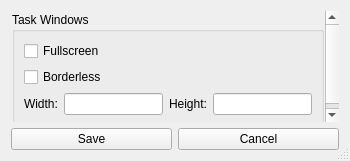
First picture: the form in designer/ui/settings_window_qt.ui, repository sho-87/cognitive-battery, before the edit.
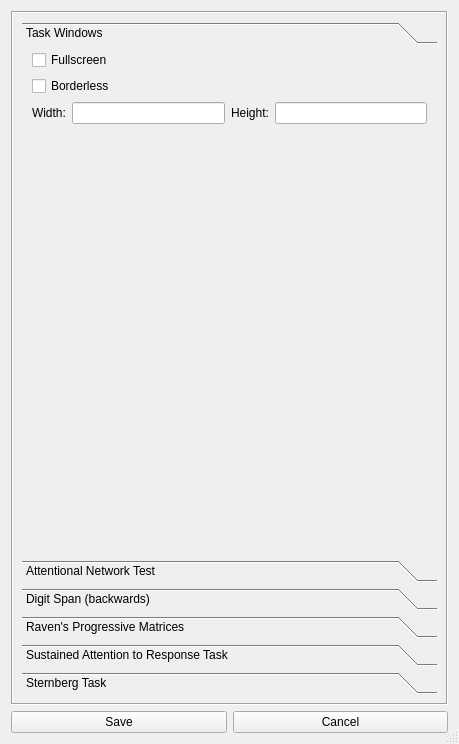
Second picture: the form after the edit.

Commit message: Improve layout for Settings window

The edit to the form file:
```diff
--- a/designer/ui/settings_window_qt.ui
+++ b/designer/ui/settings_window_qt.ui
@@ -9,10 +9,16 @@
    <rect>
     <x>0</x>
     <y>0</y>
-    <width>350</width>
-    <height>161</height>
+    <width>459</width>
+    <height>744</height>
    </rect>
   </property>
+  <property name="sizePolicy">
+   <sizepolicy hsizetype="Fixed" vsizetype="Fixed">
+    <horstretch>0</horstretch>
+    <verstretch>0</verstretch>
+   </sizepolicy>
+  </property>
   <property name="windowTitle">
    <string>Settings</string>
   </property>
@@ -28,39 +34,86 @@
      <item>
       <widget class="QScrollArea" name="settings_scroll_area">
        <property name="frameShape">
-        <enum>QFrame::NoFrame</enum>
-       </property>
-       <property name="lineWidth">
-        <number>0</number>
+        <enum>QFrame::Box</enum>
        </property>
        <property name="widgetResizable">
         <bool>true</bool>
        </property>
-       <property name="alignment">
-        <set>Qt::AlignLeading|Qt::AlignLeft|Qt::AlignTop</set>
-       </property>
        <widget class="QWidget" name="scrollAreaWidgetContents">
         <property name="geometry">
          <rect>
           <x>0</x>
           <y>0</y>
-          <width>330</width>
-          <height>110</height>
+          <width>435</width>
+          <height>689</height>
          </rect>
         </property>
-        <layout class="QVBoxLayout" name="verticalLayout">
-         <property name="margin">
-          <number>1</number>
-         </property>
+        <layout class="QVBoxLayout" name="verticalLayout_5">
          <item>
-          <widget class="QGroupBox" name="settings_tasks_group">
-           <property name="title">
+          <widget class="QToolBox" name="toolBox">
+           <property name="font">
+            <font>
+             <weight>50</weight>
+             <bold>false</bold>
+            </font>
+           </property>
+           <property name="frameShape">
+            <enum>QFrame::NoFrame</enum>
+           </property>
+           <property name="currentIndex">
+            <number>0</number>
+           </property>
+           <widget class="QWidget" name="task_windows_page">
+            <property name="geometry">
+             <rect>
+              <x>0</x>
+              <y>0</y>
+              <width>417</width>
+              <height>509</height>
+             </rect>
+            </property>
+            <property name="sizePolicy">
+             <sizepolicy hsizetype="Preferred" vsizetype="Preferred">
+              <horstretch>0</horstretch>
+              <verstretch>0</verstretch>
+             </sizepolicy>
+            </property>
+            <property name="font">
+             <font>
+              <weight>50</weight>
+              <bold>false</bold>
+             </font>
+            </property>
+            <attribute name="label">
             <string>Task Windows</string>
-           </property>
-           <property name="alignment">
-            <set>Qt::AlignLeading|Qt::AlignLeft|Qt::AlignTop</set>
-           </property>
-           <layout class="QVBoxLayout" name="verticalLayout_3">
+            </attribute>
+            <layout class="QVBoxLayout" name="verticalLayout_7">
+             <property name="spacing">
+              <number>6</number>
+             </property>
+             <property name="sizeConstraint">
+              <enum>QLayout::SetDefaultConstraint</enum>
+             </property>
+             <property name="leftMargin">
+              <number>0</number>
+             </property>
+             <property name="topMargin">
+              <number>0</number>
+             </property>
+             <property name="rightMargin">
+              <number>0</number>
+             </property>
+             <property name="bottomMargin">
+              <number>0</number>
+             </property>
+             <item>
+              <layout class="QVBoxLayout" name="verticalLayout">
+               <property name="leftMargin">
+                <number>10</number>
+               </property>
+               <property name="rightMargin">
+                <number>10</number>
+               </property>
             <item>
              <widget class="QCheckBox" name="settings_task_fullscreen_checkbox">
               <property name="text">
@@ -108,6 +161,59 @@
              </layout>
             </item>
            </layout>
+             </item>
+             <item>
+              <spacer name="verticalSpacer">
+               <property name="orientation">
+                <enum>Qt::Vertical</enum>
+               </property>
+               <property name="sizeHint" stdset="0">
+                <size>
+                 <width>20</width>
+                 <height>40</height>
+                </size>
+               </property>
+              </spacer>
+             </item>
+            </layout>
+            <zorder>settings_task_fullscreen_checkbox</zorder>
+            <zorder>verticalLayoutWidget</zorder>
+            <zorder>verticalSpacer</zorder>
+           </widget>
+           <widget class="QWidget" name="ant_page">
+            <property name="geometry">
+             <rect>
+              <x>0</x>
+              <y>0</y>
+              <width>417</width>
+              <height>509</height>
+             </rect>
+            </property>
+            <attribute name="label">
+             <string>Attentional Network Test</string>
+            </attribute>
+            <layout class="QVBoxLayout" name="verticalLayout_3"/>
+           </widget>
+           <widget class="QWidget" name="digit_backward_page">
+            <attribute name="label">
+             <string>Digit Span (backwards)</string>
+            </attribute>
+           </widget>
+           <widget class="QWidget" name="ravens_page">
+            <attribute name="label">
+             <string>Raven's Progressive Matrices</string>
+            </attribute>
+           </widget>
+           <widget class="QWidget" name="sart_page">
+            <attribute name="label">
+             <string>Sustained Attention to Response Task</string>
+            </attribute>
+           </widget>
+           <widget class="QWidget" name="sternberg_page">
+            <attribute name="label">
+             <string>Sternberg Task</string>
+            </attribute>
+           </widget>
           </widget>
          </item>
         </layout>
```
Left out of the diff: 2 changed lines with no effect on the pictures. Lines whose indentation alone changed are shown as unchanged. The commit also changes 1 other file.
